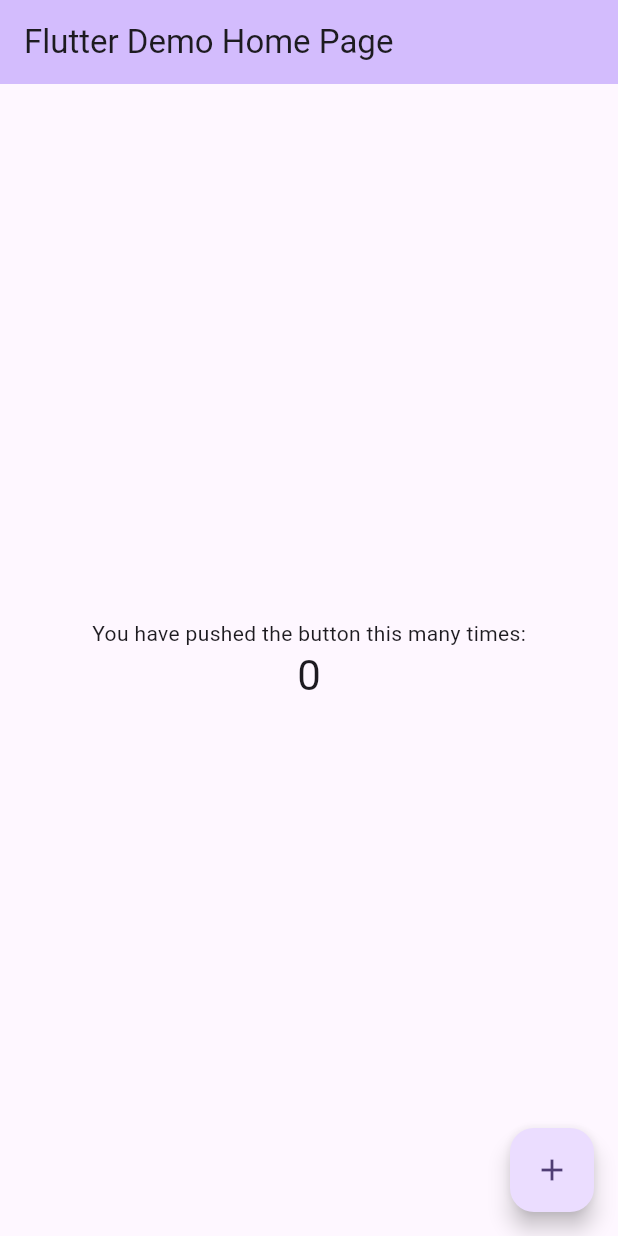
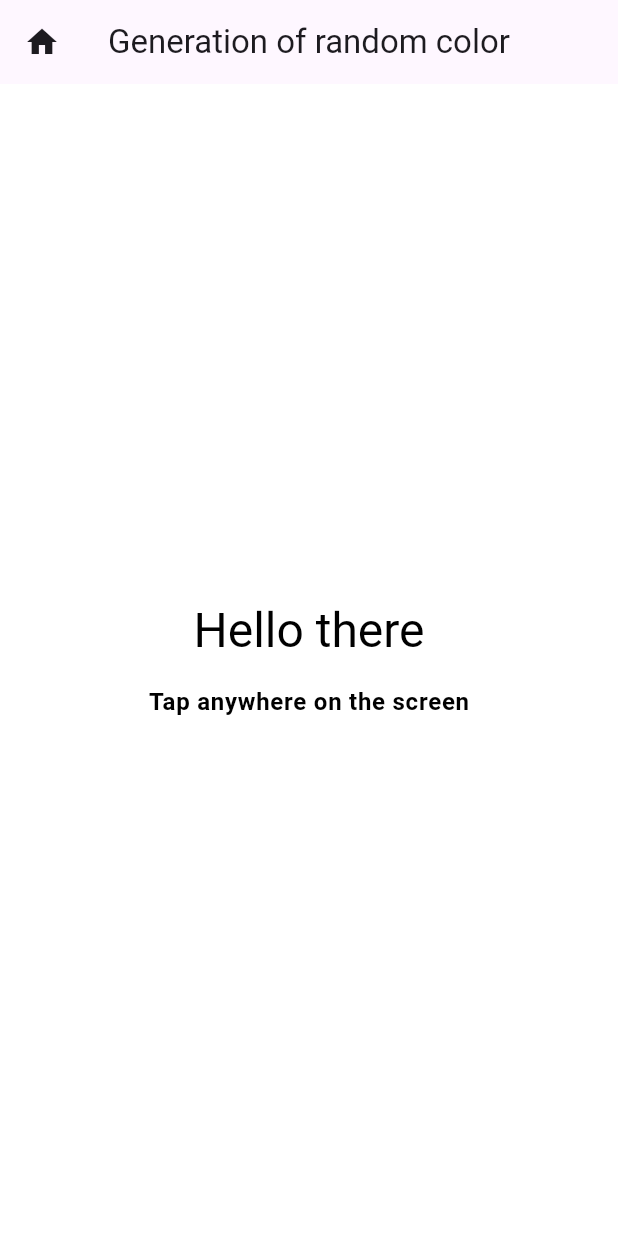
Before and after one commit to MatviiU/job, a Flutter app: the screen it shows after launch, on a phone screen of 412 x 824 dp. Run offline on Flutter 3.47's test engine with Material 3 defaults, Android fonts, the phone set to English and light mode, and no system bars.

Commit message:
Added changing the background color and creating its name.

```diff
--- a/solid_software/test_task/analysis_options.yaml
+++ b/solid_software/test_task/analysis_options.yaml
@@ -7,7 +7,9 @@
 
 # The following line activates a set of recommended lints for Flutter apps,
 # packages, and plugins designed to encourage good coding practices.
-include: package:flutter_lints/flutter.yaml
+include:
+  - package:flutter_lints/flutter.yaml
+  - package:solid_lints/analysis_options.yaml
 
 linter:
   # The lint rules applied to this project can be customized in the
@@ -21,6 +23,7 @@ linter:
   # `// ignore_for_file: name_of_lint` syntax on the line or in the file
   # producing the lint.
   rules:
+    sort_pub_dependencies: true
     # avoid_print: false  # Uncomment to disable the `avoid_print` rule
     # prefer_single_quotes: true  # Uncomment to enable the `prefer_single_quotes` rule
 
--- a/solid_software/test_task/lib/main.dart
+++ b/solid_software/test_task/lib/main.dart
@@ -1,4 +1,5 @@
 import 'package:flutter/material.dart';
+import 'package:test_task/screens/main_screen.dart';
 
 void main() {
   runApp(const MyApp());
@@ -7,116 +8,12 @@ void main() {
 class MyApp extends StatelessWidget {
   const MyApp({super.key});
 
-  // This widget is the root of your application.
   @override
   Widget build(BuildContext context) {
-    return MaterialApp(
+    return const MaterialApp(
       title: 'Flutter Demo',
-      theme: ThemeData(
-        // This is the theme of your application.
-        //
-        // TRY THIS: Try running your application with "flutter run". You'll see
-        // the application has a purple toolbar. Then, without quitting the app,
-        // try changing the seedColor in the colorScheme below to Colors.green
-        // and then invoke "hot reload" (save your changes or press the "hot
-        // reload" button in a Flutter-supported IDE, or press "r" if you used
-        // the command line to start the app).
-        //
-        // Notice that the counter didn't reset back to zero; the application
-        // state is not lost during the reload. To reset the state, use hot
-        // restart instead.
-        //
-        // This works for code too, not just values: Most code changes can be
-        // tested with just a hot reload.
-        colorScheme: ColorScheme.fromSeed(seedColor: Colors.deepPurple),
-      ),
-      home: const MyHomePage(title: 'Flutter Demo Home Page'),
+      home: MainScreen(),
+      debugShowCheckedModeBanner: false,
     );
   }
 }
-
-class MyHomePage extends StatefulWidget {
-  const MyHomePage({super.key, required this.title});
-
-  // This widget is the home page of your application. It is stateful, meaning
-  // that it has a State object (defined below) that contains fields that affect
-  // how it looks.
-
-  // This class is the configuration for the state. It holds the values (in this
-  // case the title) provided by the parent (in this case the App widget) and
-  // used by the build method of the State. Fields in a Widget subclass are
-  // always marked "final".
-
-  final String title;
-
-  @override
-  State<MyHomePage> createState() => _MyHomePageState();
-}
-
-class _MyHomePageState extends State<MyHomePage> {
-  int _counter = 0;
-
-  void _incrementCounter() {
-    setState(() {
-      // This call to setState tells the Flutter framework that something has
-      // changed in this State, which causes it to rerun the build method below
-      // so that the display can reflect the updated values. If we changed
-      // _counter without calling setState(), then the build method would not be
-      // called again, and so nothing would appear to happen.
-      _counter++;
-    });
-  }
-
-  @override
-  Widget build(BuildContext context) {
-    // This method is rerun every time setState is called, for instance as done
-    // by the _incrementCounter method above.
-    //
-    // The Flutter framework has been optimized to make rerunning build methods
-    // fast, so that you can just rebuild anything that needs updating rather
-    // than having to individually change instances of widgets.
-    return Scaffold(
-      appBar: AppBar(
-        // TRY THIS: Try changing the color here to a specific color (to
-        // Colors.amber, perhaps?) and trigger a hot reload to see the AppBar
-        // change color while the other colors stay the same.
-        backgroundColor: Theme.of(context).colorScheme.inversePrimary,
-        // Here we take the value from the MyHomePage object that was created by
-        // the App.build method, and use it to set our appbar title.
-        title: Text(widget.title),
-      ),
-      body: Center(
-        // Center is a layout widget. It takes a single child and positions it
-        // in the middle of the parent.
-        child: Column(
-          // Column is also a layout widget. It takes a list of children and
-          // arranges them vertically. By default, it sizes itself to fit its
-          // children horizontally, and tries to be as tall as its parent.
-          //
-          // Column has various properties to control how it sizes itself and
-          // how it positions its children. Here we use mainAxisAlignment to
-          // center the children vertically; the main axis here is the vertical
-          // axis because Columns are vertical (the cross axis would be
-          // horizontal).
-          //
-          // TRY THIS: Invoke "debug painting" (choose the "Toggle Debug Paint"
-          // action in the IDE, or press "p" in the console), to see the
-          // wireframe for each widget.
-          mainAxisAlignment: MainAxisAlignment.center,
-          children: <Widget>[
-            const Text('You have pushed the button this many times:'),
-            Text(
-              '$_counter',
-              style: Theme.of(context).textTheme.headlineMedium,
-            ),
-          ],
-        ),
-      ),
-      floatingActionButton: FloatingActionButton(
-        onPressed: _incrementCounter,
-        tooltip: 'Increment',
-        child: const Icon(Icons.add),
-      ), // This trailing comma makes auto-formatting nicer for build methods.
-    );
-  }
-}
--- /dev/null
+++ b/solid_software/test_task/lib/screens/main_screen.dart
@@ -0,0 +1,101 @@
+import 'dart:math';
+
+import 'package:flutter/material.dart';
+
+enum ColorType { light, dark }
+
+class MainScreen extends StatefulWidget {
+  const MainScreen({super.key});
+
+  @override
+  State<MainScreen> createState() => _MainScreenState();
+}
+
+class _MainScreenState extends State<MainScreen> {
+  Color backgroundColor = Colors.white;
+  Color textColor = Colors.black;
+
+  ColorType getColorType(Color color, {double midBrightness = 0.5}) {
+    final brightness = color.computeLuminance();
+    return brightness > midBrightness ? ColorType.light : ColorType.dark;
+  }
+
+  @override
+  Widget build(BuildContext context) {
+    Color generationOfRandomColor() {
+      final random = Random();
+      return Color.fromARGB(
+        255,
+        random.nextInt(256),
+        random.nextInt(256),
+        random.nextInt(256),
+      );
+    }
+
+    Widget content = Center(
+      child: Text(
+        "Generated color: ${backgroundColor.toARGB32().toRadixString(16)}",
+        style: Theme.of(context).textTheme.bodyLarge!.copyWith(
+          color: textColor,
+          fontWeight: FontWeight.bold,
+        ),
+      ),
+    );
+
+    if (backgroundColor == Colors.white) {
+      content = Center(
+        child: Column(
+          mainAxisSize: MainAxisSize.min,
+          children: [
+            Text(
+              "Hello there",
+              style: Theme.of(
+                context,
+              ).textTheme.headlineLarge!.copyWith(color: textColor),
+            ),
+            const SizedBox(height: 16),
+            Text(
+              "Tap anywhere on the screen",
+              style: Theme.of(context).textTheme.bodyLarge!.copyWith(
+                color: textColor,
+                fontWeight: FontWeight.bold,
+              ),
+            ),
+          ],
+        ),
+      );
+    }
+
+    return Scaffold(
+      appBar: AppBar(
+        leading: IconButton(
+          icon: const Icon(Icons.home),
+          onPressed: () {
+            setState(() {
+              backgroundColor = Colors.white;
+              textColor = Colors.black;
+            });
+          },
+        ),
+        title: const Text("Generation of random color"),
+        centerTitle: true,
+      ),
+      body: GestureDetector(
+        onTap: () {
+          setState(() {
+            backgroundColor = generationOfRandomColor();
+            textColor =
+                getColorType(backgroundColor) == ColorType.light
+                    ? Colors.black
+                    : Colors.white;
+          });
+        },
+        child: Container(
+          padding: const EdgeInsets.all(20),
+          color: backgroundColor,
+          child: content,
+        ),
+      ),
+    );
+  }
+}
--- a/solid_software/test_task/pubspec.yaml
+++ b/solid_software/test_task/pubspec.yaml
@@ -28,23 +28,24 @@ environment:
 # the latest version available on pub.dev. To see which dependencies have newer
 # versions available, run `flutter pub outdated`.
 dependencies:
+  cupertino_icons: ^1.0.8
   flutter:
     sdk: flutter
 
   # The following adds the Cupertino Icons font to your application.
   # Use with the CupertinoIcons class for iOS style icons.
-  cupertino_icons: ^1.0.8
 
 dev_dependencies:
+  flutter_lints: ^5.0.0
   flutter_test:
     sdk: flutter
+  solid_lints: ^0.3.0
 
   # The "flutter_lints" package below contains a set of recommended lints to
   # encourage good coding practices. The lint set provided by the package is
   # activated in the `analysis_options.yaml` file located at the root of your
   # package. See that file for information about deactivating specific lint
   # rules and activating additional ones.
-  flutter_lints: ^5.0.0
 
 # For information on the generic Dart part of this file, see the
 # following page: https://dart.dev/tools/pub/pubspec
```
